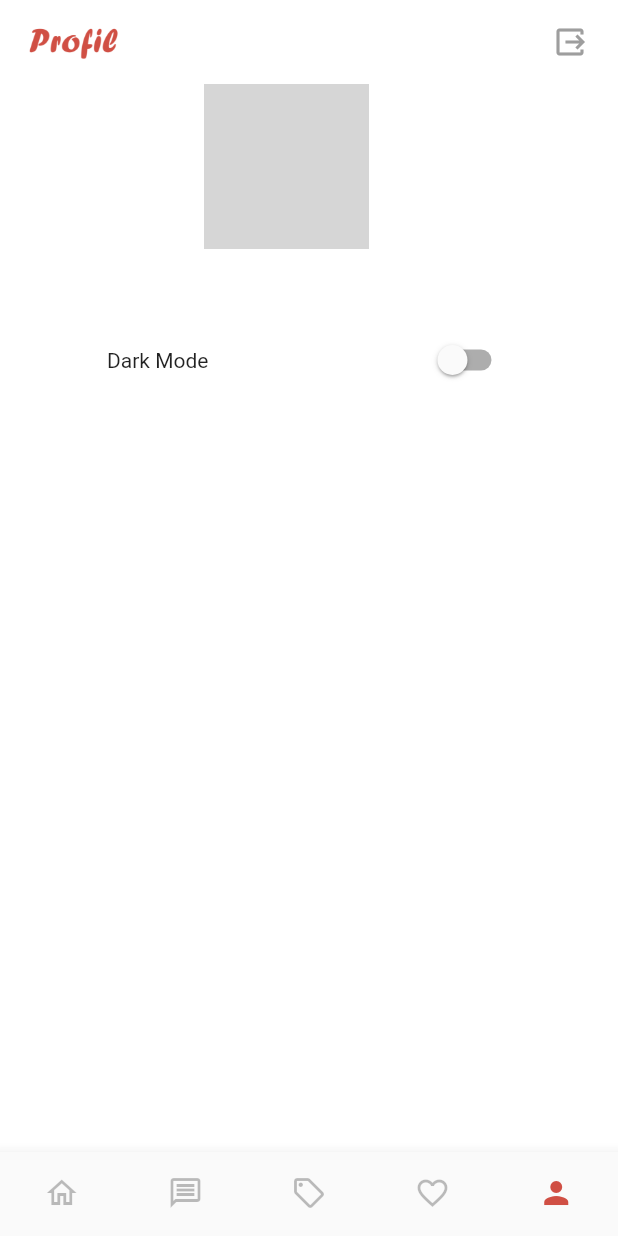
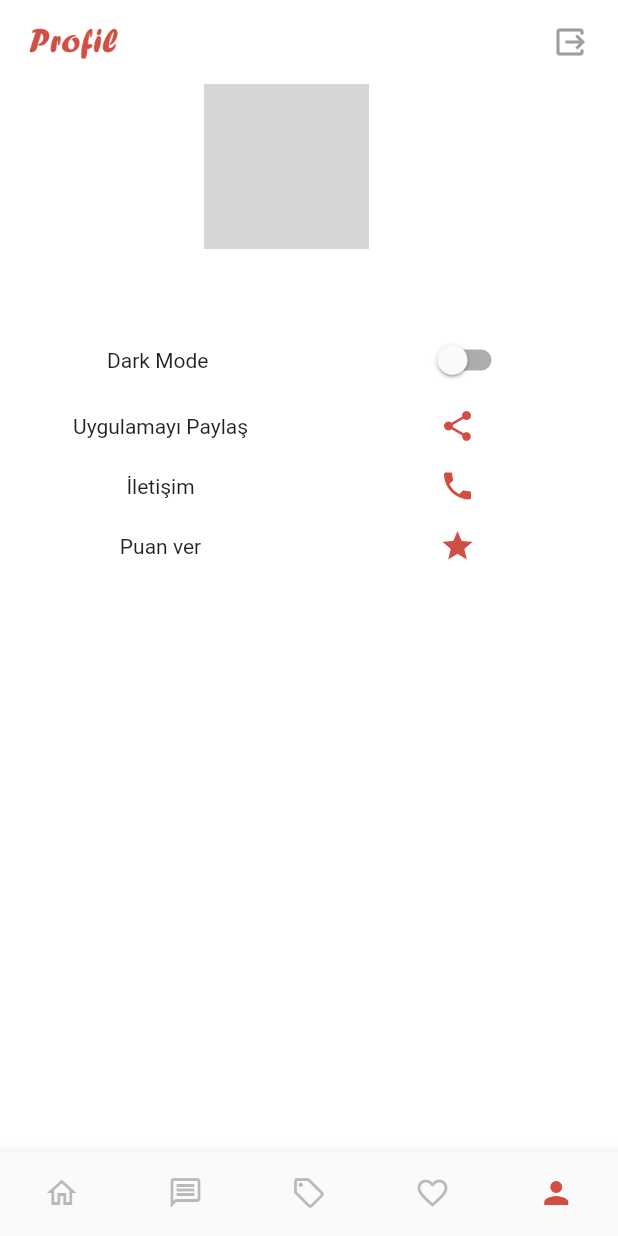
Before and after one commit to atopal151/sell_application, a Flutter app: the screen it shows once a user with an empty profile is signed in, item 5 of the bottom bar chosen, on a phone screen of 412 x 824 dp. Run offline on Flutter 3.47's test engine with Material 2 defaults, Android fonts, the light colour scheme and no system bars; our stand-ins replace cloud_firestore, firebase_auth, firebase_core, firebase_storage, flutter_spinkit, get and 2 more; missing offline and left inert: flutter_animated_button; accounts and stored records are empty; network calls fail; statements that could not run were skipped; grey boxes are pictures that could not be loaded.

Commit message:
25.12.2022

```diff
--- a/lib/Screen/profile_page/profile_screen.dart
+++ b/lib/Screen/profile_page/profile_screen.dart
@@ -18,8 +18,7 @@ class ProfilePage extends StatelessWidget {
     return Scaffold(
       backgroundColor: Colors.white,
       appBar: ProfileAppBar(context),
-      body: Center(
-        child: Column(
+      body: Column(
         mainAxisAlignment: MainAxisAlignment.start,
         children: [
           Row(
@@ -74,8 +73,82 @@ class ProfilePage extends StatelessWidget {
               ],
             );
           }),
+          Padding(
+            padding: const EdgeInsets.all(8.0),
+            child: Row(
+              mainAxisAlignment: MainAxisAlignment.spaceEvenly,
+              children: [
+                const Expanded(child: Center(child: Text("Uygulamayı Paylaş"))),
+                Expanded(
+                  child: Center(
+                      child: InkWell(
+                    child: const Icon(
+                      Icons.share,
+                      color: kPrimaryRedColor,
+                    ),
+                    onTap: () {
+                      Get.snackbar("Merhaba!", "Uygulamayı Paylaş",
+                          backgroundColor: whiteColor,
+                          icon: const Icon(Icons.share),
+                          colorText: Colors.black,
+                          duration: const Duration(seconds: 2));
+                    },
+                  )),
+                ),
               ],
             ),
+          ),
+          Padding(
+            padding: const EdgeInsets.all(8.0),
+            child: Row(
+              mainAxisAlignment: MainAxisAlignment.spaceEvenly,
+              children: [
+                const Expanded(child: Center(child: Text("İletişim"))),
+                Expanded(
+                  child: Center(
+                      child: InkWell(
+                    child: const Icon(
+                      Icons.phone,
+                      color: kPrimaryRedColor,
+                    ),
+                    onTap: () {
+                      Get.snackbar("Merhaba!", "İletişim",
+                          backgroundColor: whiteColor,
+                          icon: const Icon(Icons.phone),
+                          colorText: Colors.black,
+                          duration: const Duration(seconds: 2));
+                    },
+                  )),
+                ),
+              ],
+            ),
+          ),
+          Padding(
+            padding: const EdgeInsets.all(8.0),
+            child: Row(
+              mainAxisAlignment: MainAxisAlignment.spaceEvenly,
+              children: [
+                const Expanded(child: Center(child: Text("Puan ver"))),
+                Expanded(
+                  child: Center(
+                      child: InkWell(
+                    child: const Icon(
+                      Icons.star,
+                      color: kPrimaryRedColor,
+                    ),
+                    onTap: () {
+                      Get.snackbar("Merhaba!", "Puan ver",
+                          backgroundColor: whiteColor,
+                          icon: const Icon(Icons.star),
+                          colorText: Colors.black,
+                          duration: const Duration(seconds: 2));
+                    },
+                  )),
+                ),
+              ],
+            ),
+          ),
+        ],
       ),
     );
   }
--- a/lib/Screen/sales_page/component/dropdown_category.dart
+++ b/lib/Screen/sales_page/component/dropdown_category.dart
@@ -6,6 +6,10 @@ class DropDownCategoty {
     "Ev Eşyaları",
     "Elektronik",
     "Giyim",
+    "Otomotiv",
+    "Sanayi",
+    "Tekstil",
+    "Hizmet",
     "Bebek",
   ];
 
--- a/lib/component/component.dart
+++ b/lib/component/component.dart
@@ -18,5 +18,5 @@ const kSecondaryColor = Color(0xFFB5BFD0);
 const kDefaultShadow = BoxShadow(
   offset: Offset(0, 10),
   blurRadius: 27,
-  color: Colors.black12, // Black color with 12% opacity
+  color: Colors.black26, // Black color with 12% opacity
 );
--- a/lib/get_data_firebase/get_firebase_share_item..dart
+++ b/lib/get_data_firebase/get_firebase_share_item..dart
@@ -81,7 +81,7 @@ class FirebaseGetShareItem extends StatelessWidget {
                         height: 140,
                         decoration: BoxDecoration(
                           borderRadius: BorderRadius.circular(22),
-                          color: 1.isEven ? kPrimaryRedColor : kSecondaryColor,
+                          color: 1.isEven ? kPrimaryRedColor : greyColor,
                           boxShadow: const [kDefaultShadow],
                         ),
                         child: Container(
```
Also changed, not shown: lib/Screen/details_screen/detail_page.dart (+9 -1 lines), lib/get_data_firebase/get_firebase_item.dart (+47 -4 lines). Lines whose indentation alone changed are shown as unchanged.
